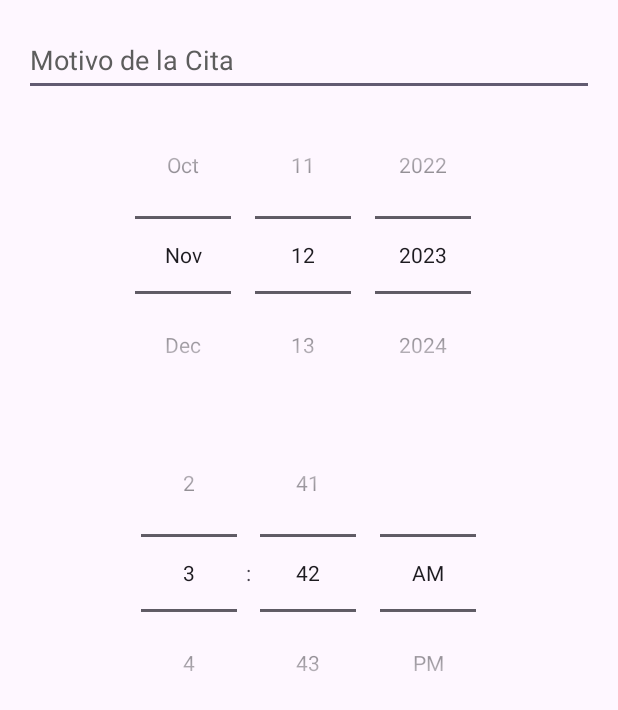
After one commit to KGHerrera/ClinWeb_App, an Android app: the layout formulario.xml on its own in the app's theme, with its tools: preview values and no code run, on a phone screen of 412 x 824 dp. The commit adds this screen. Shown: the top 710 px of the screen. Run offline under Robolectric (Android 15) with nearby library versions, the phone set to English and light mode, and no system bars.

Commit message:
se agrego el formulario para agregar citas

```diff
--- a/app/src/main/res/layout/activity_main.xml
+++ b/app/src/main/res/layout/activity_main.xml
@@ -41,7 +41,7 @@
             android:hint="@string/nombre_de_usuario"
             android:inputType="text"
             android:minHeight="48dp"
-            android:textColorHint="?android:attr/editTextColor"
+            android:textColorHint="#5D5d5d"
             app:layout_constraintEnd_toEndOf="parent"
             app:layout_constraintStart_toStartOf="parent"
             app:layout_constraintTop_toBottomOf="@+id/guideline"
@@ -56,7 +56,7 @@
             android:hint="@string/contrase_a"
             android:inputType="textPassword"
             android:minHeight="48dp"
-            android:textColorHint="?android:attr/editTextColor"
+            android:textColorHint="#5D5d5d"
             app:layout_constraintEnd_toEndOf="parent"
             app:layout_constraintStart_toStartOf="parent"
             app:layout_constraintTop_toBottomOf="@+id/usernameEditText"
--- /dev/null
+++ b/app/src/main/res/layout/formulario.xml
@@ -0,0 +1,36 @@
+<LinearLayout xmlns:android="http://schemas.android.com/apk/res/android"
+    android:layout_width="match_parent"
+    android:layout_height="wrap_content"
+    android:orientation="vertical"
+    android:padding="16dp"
+    >
+
+
+    <EditText
+        android:id="@+id/editTextMotivoCita"
+        android:layout_width="match_parent"
+        android:layout_height="wrap_content"
+        android:hint="@string/motivo_de_la_cita_2"
+        android:inputType="text"
+        android:minHeight="48dp"
+        android:textColorHint="#5D5d5d"
+        android:autofillHints="" />
+
+    <DatePicker
+        android:id="@+id/datePicker"
+        android:layout_width="match_parent"
+        android:layout_height="wrap_content"
+        android:calendarViewShown="false"
+        android:datePickerMode="spinner"
+        android:spinnersShown="true" />
+
+    <TimePicker
+        android:id="@+id/timePicker"
+        android:layout_width="match_parent"
+        android:layout_height="wrap_content"
+        android:layout_marginBottom="8dp"
+        android:timePickerMode="spinner"
+        android:headerBackground="?attr/colorPrimary" />
+
+
+</LinearLayout>
--- a/app/src/main/res/values/strings.xml
+++ b/app/src/main/res/values/strings.xml
@@ -21,4 +21,5 @@
     <string name="tituloCitas">CITAS</string>
     <string name="buscar_cita">Buscar Cita</string>
     <string name="buscar">Buscar</string>
+    <string name="motivo_de_la_cita_2">Motivo de la Cita</string>
 </resources>
--- /dev/null
+++ b/app/src/main/res/values/styles.xml
@@ -0,0 +1,4 @@
+<?xml version="1.0" encoding="utf-8"?>
+<resources>
+
+</resources>
```
Also changed, not shown: app/src/main/java/com/example/test/CitaActivity.java (+36 -0 lines), app/src/main/java/com/example/test/Formulario.java (added, +12 -0 lines), app/src/main/res/layout/activity_cita.xml (+8 -5 lines).
